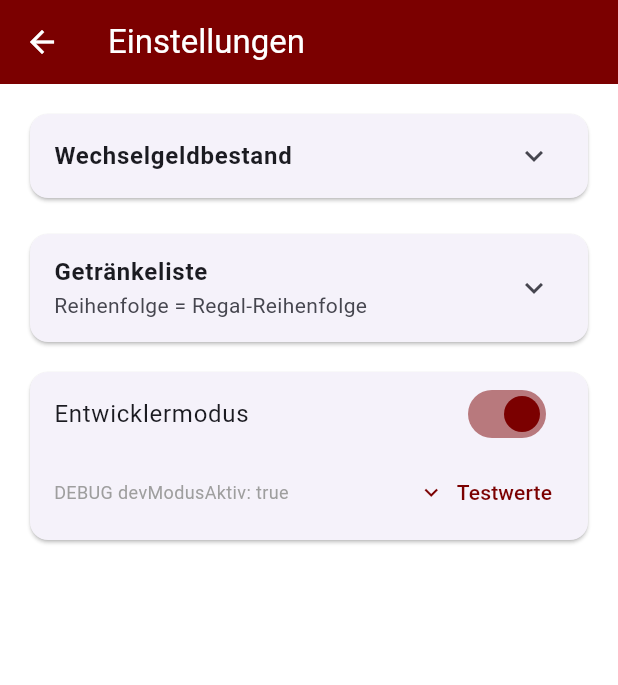
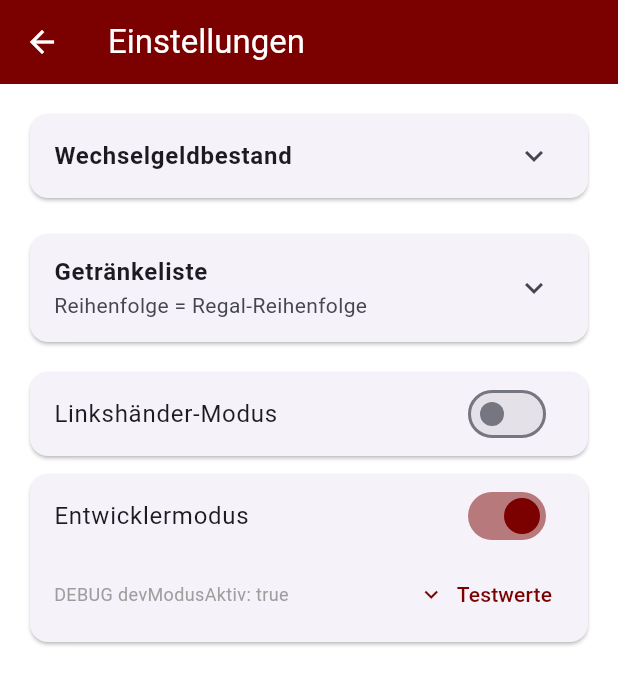
Before and after one commit to pacodemant/kino-tagesabschluss, a Flutter app: the EinstellungenSeite screen opened by its route, after a tap on "Entwicklermodus", on a phone screen of 412 x 824 dp. Shown: the top 685 px of the screen. Run offline on Flutter 3.47's test engine with Material 3 defaults, Android fonts, the phone set to English and light mode, and no system bars; our stand-ins replace google_fonts, shared_preferences; accounts and stored records are empty.

Commit message:
R184: Getränke-Seite kompakter, kein Divider, Linkshänder-Modus

```diff
--- a/lib/pages/einstellungen_seite.dart
+++ b/lib/pages/einstellungen_seite.dart
@@ -101,6 +101,7 @@ class _EinstellungenSeiteState extends State<EinstellungenSeite> {
   bool _wechselgeldAufgeklappt = false;
   bool _getraenkelisteAufgeklappt = false;
   bool _testwertAufgeklappt = false;
+  bool _linkshaenderModus = false;
 
   List<String> _getraenkeliste = <String>[];
   final List<TextEditingController> _getraenkeController =
@@ -196,9 +197,14 @@ class _EinstellungenSeiteState extends State<EinstellungenSeite> {
     for (final String name in getraenkeliste) {
       _getraenkeController.add(TextEditingController(text: name));
     }
+    final bool linkshaender = await LokalerSpeicher.ladeLinkshaenderModus();
+    if (!mounted) {
+      return;
+    }
     setState(() {
       _devModusAktiv = devAktiv;
       _getraenkeliste = getraenkeliste;
+      _linkshaenderModus = linkshaender;
       _geladen = true;
     });
   }
@@ -273,6 +279,16 @@ class _EinstellungenSeiteState extends State<EinstellungenSeite> {
     }
     setState(() {
       _devModusAktiv = wert;
+    });
+  }
+
+  Future<void> _onLinkshaenderGeaendert(bool wert) async {
+    await LokalerSpeicher.speichereLinkshaenderModus(wert);
+    if (!mounted) {
+      return;
+    }
+    setState(() {
+      _linkshaenderModus = wert;
     });
   }
 
@@ -837,6 +853,15 @@ class _EinstellungenSeiteState extends State<EinstellungenSeite> {
             ),
           ),
           Card(
+            child: SwitchListTile(
+              title: const Text('Linkshänder-Modus'),
+              value: _linkshaenderModus,
+              onChanged: _onLinkshaenderGeaendert,
+              activeThumbColor: AppFarben.appBarRot,
+            ),
+          ),
+          const SizedBox(height: 4),
+          Card(
             child: Column(
               crossAxisAlignment: CrossAxisAlignment.start,
               children: <Widget>[
--- a/lib/storage/lokaler_speicher.dart
+++ b/lib/storage/lokaler_speicher.dart
@@ -210,6 +210,16 @@ class LokalerSpeicher {
     return 'final/$kinoId/closures';
   }
 
+  static Future<bool> ladeLinkshaenderModus() async {
+    final SharedPreferences speicher = await SharedPreferences.getInstance();
+    return speicher.getBool('linkshaender_modus') ?? false;
+  }
+
+  static Future<void> speichereLinkshaenderModus(bool wert) async {
+    final SharedPreferences speicher = await SharedPreferences.getInstance();
+    await speicher.setBool('linkshaender_modus', wert);
+  }
+
   /// Speichert den Schritt-2-Entwurf fuer ein Kino.
   static Future<void> speichereSchritt2Entwurf(
     String kinoId,
```
Also changed, not shown: lib/pages/getraenke_auffuellen_seite.dart (+37 -34 lines).
